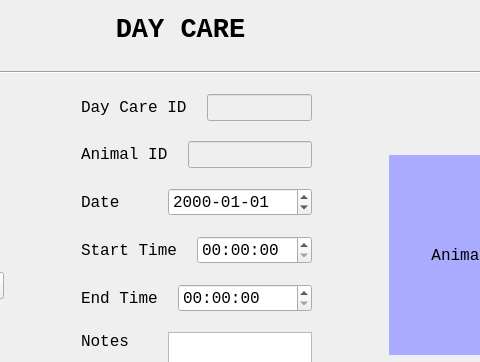
The window that DayCareUI.ui (ASNaeem/Simple-VCMS) describes before a commit, drawn with Qt 5; both pictures show x 345 to 825 and y 0 to 362 of the 1051 by 705 pixel window.
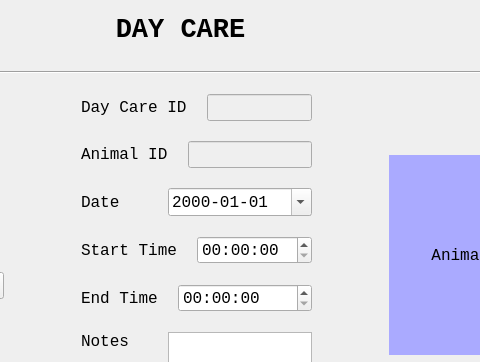
The same window after the commit.

The edit to the form file:
```diff
--- a/DayCareUI.ui
+++ b/DayCareUI.ui
@@ -307,6 +307,9 @@
               <property name="displayFormat">
                <string>yyyy-MM-dd</string>
               </property>
+              <property name="calendarPopup">
+               <bool>true</bool>
+              </property>
              </widget>
             </item>
            </layout>
```
Left out of the diff: 6 changed lines with no effect on the pictures.
